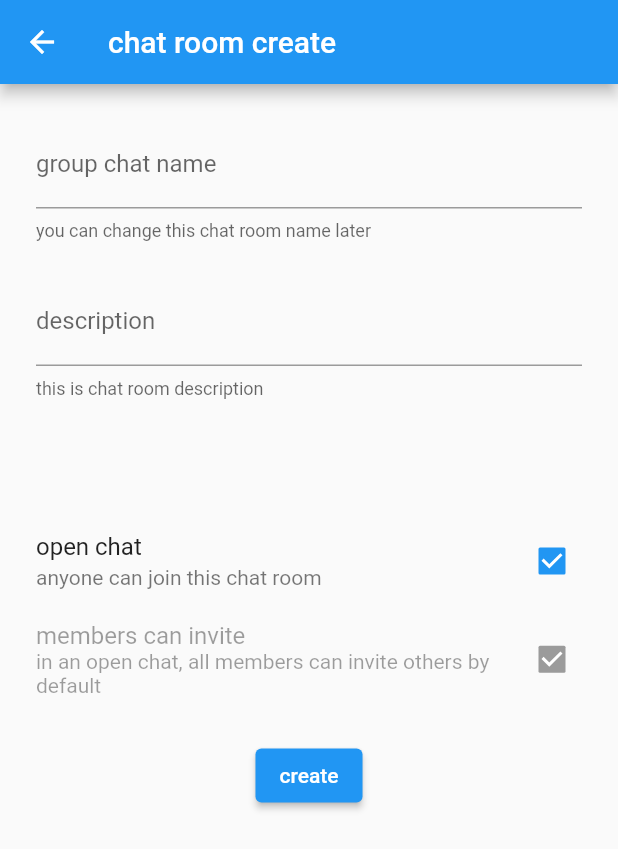
After one commit to thruthesky/super_library_example, a Flutter app: the ChatRoomCreateScreen screen opened directly, after a tap on "open chat", after a tap on "create", on a phone screen of 412 x 824 dp. The commit adds this screen. Shown: the top 849 px of the screen. Run offline on Flutter 3.47's test engine with Material 3 defaults, Android fonts, the phone set to English and light mode, and no system bars; our stand-ins replace auto_size_text, cached_network_image, cloud_firestore, firebase_auth, firebase_core, firebase_database and 7 more; missing offline and left inert: cloud_firestore_platform_interface, firebase_ui_database, json_path; accounts and stored records are empty.

Commit message:
progress in adding create room

```diff
--- a/super-library-5mglde/lib/custom_code/actions/super_library.dart
+++ b/super-library-5mglde/lib/custom_code/actions/super_library.dart
@@ -99,6 +99,8 @@ class ChatService {
 
   DatabaseReference messagesRef(String roomId) =>
       database.ref('chat/messages').child(roomId);
+
+  DatabaseReference get joinsRef => database.ref('chat/joins').child(myUid);
 
   Future sendMessage({
     required String senderUid,
--- /dev/null
+++ b/super-library-5mglde/lib/custom_code/widgets/chat_room_create_screen.dart
@@ -0,0 +1,208 @@
+// Automatic FlutterFlow imports
+import 'package:super_library/custom_code/actions/super_library.dart';
+
+import '/flutter_flow/flutter_flow_theme.dart';
+import '/flutter_flow/flutter_flow_util.dart';
+import 'index.dart'; // Imports other custom widgets
+import '/custom_code/actions/index.dart'; // Imports custom actions
+import 'package:flutter/material.dart';
+// Begin custom widget code
+// DO NOT REMOVE OR MODIFY THE CODE ABOVE!
+
+class ChatRoomCreateScreen extends StatefulWidget {
+  const ChatRoomCreateScreen({
+    super.key,
+    this.width,
+    this.height,
+  });
+
+  final double? width;
+  final double? height;
+
+  @override
+  State<ChatRoomCreateScreen> createState() => _ChatRoomCreateScreenState();
+}
+
+class _ChatRoomCreateScreenState extends State<ChatRoomCreateScreen> {
+  bool open = false;
+  bool allMembersCanInvite = false;
+  bool isLoading = false;
+
+  final nameController = TextEditingController();
+  final descriptionController = TextEditingController();
+
+  // TODO icon url
+  // String? iconUrl;
+
+  // @override
+  // void initState() {
+  //   super.initState();
+  //   if (isCreate) {
+  //     open = widget.open;
+  //     return;
+  //   }
+  //   nameController.text = room!.name;
+  //   descriptionController.text = room!.description;
+
+  //   open = room?.open ?? false;
+  //   allMembersCanInvite = room!.allMembersCanInvite;
+  // }
+
+  @override
+  void dispose() {
+    nameController.dispose();
+    descriptionController.dispose();
+    // TODO iconUrl
+    // if (iconUrl != null && iconUrl != room?.iconUrl) {
+    //   // delete if something was uploaded but not saved
+    //   StorageService.instance.delete(iconUrl);
+    // }
+    super.dispose();
+  }
+
+  @override
+  Widget build(BuildContext context) {
+    return Scaffold(
+      appBar: AppBar(
+        title: Text('chat room create'),
+      ),
+      body: SingleChildScrollView(
+        child: Column(
+          children: [
+            Padding(
+              padding: const EdgeInsets.fromLTRB(24, 24, 24, 0),
+              child: TextField(
+                decoration: const InputDecoration(
+                  hintText: 'enter room name',
+                  helperText: 'you can change this chat room name later',
+                  label: Text('group chat name'),
+                ),
+                controller: nameController,
+              ),
+            ),
+            Padding(
+              padding: const EdgeInsets.fromLTRB(24, 24, 24, 0),
+              child: TextField(
+                decoration: const InputDecoration(
+                  hintText: 'enter description',
+                  label: Text('description'),
+                  helperText: 'this is chat room description',
+                ),
+                controller: descriptionController,
+              ),
+            ),
+            const SizedBox(height: 36),
+            // NOTE: If Image is uploaded, it is automatically saved
+            //       However, chat room will be reactive if updatedAt is
+            //       changed. Using ImageUploadCard won't update it.
+            // TODO icon things
+            // ImageUploadCard(
+            //   initialData: room?.iconUrl,
+            //   onUpload: (url) {
+            //     if (iconUrl != null && room?.iconUrl != iconUrl) {
+            //       // This means the photo before saving is being
+            //       // replaced. Must delete the previous one.
+            //       StorageService.instance.delete(iconUrl);
+            //     }
+            //     setState(() {
+            //       iconUrl = url;
+            //     });
+            //   },
+            // ),
+
+            const SizedBox(height: 36),
+            //
+            Padding(
+              padding: const EdgeInsets.all(0),
+              child: CheckboxListTile(
+                contentPadding: const EdgeInsets.fromLTRB(24, 0, 24, 0),
+                title: const Text('open chat'),
+                subtitle: const Text('anyone can join this chat room'),
+                value: open,
+                onChanged: (value) {
+                  if (value == null) return;
+                  setState(() {
+                    open = value;
+                  });
+                },
+              ),
+            ),
+
+            CheckboxListTile(
+              contentPadding: const EdgeInsets.fromLTRB(24, 0, 24, 0),
+              // When it is open group, basically all members can invite
+              enabled: !open,
+              title: const Text('members can invite'),
+              subtitle: Text(
+                open
+                    ? 'in an open chat, all members can invite others by default'
+                    : 'all members can invite others to join',
+              ),
+              value: open ? true : allMembersCanInvite,
+              onChanged: (value) {
+                if (value == null) return;
+                setState(() {
+                  allMembersCanInvite = value;
+                });
+              },
+            ),
+            const SizedBox(
+              height: 24,
+            ),
+            if (isLoading) ...[
+              const CircularProgressIndicator(),
+            ] else
+              ElevatedButton(
+                onPressed: () async {
+                  setState(() {
+                    isLoading = true;
+                  });
+                  try {
+                    ChatRoom? chatRoom;
+
+                    /// Create a new chat room
+                    final newRoomRef = await ChatRoom.create(
+                      name: nameController.text,
+                      description: descriptionController.text,
+                      iconUrl: iconUrl,
+                      open: open,
+                      group: true,
+                      single: false,
+                      users: {myUid!: false},
+                    );
+
+                    /// Get the chat room
+                    chatRoom = await ChatRoom.get(newRoomRef.key!);
+                    await ChatService.instance.join(
+                      chatRoom!,
+                      protocol: ChatProtocol.create,
+                    );
+
+                    // This will prevent the newly Uploaded photo to be deleted
+                    iconUrl = null;
+                    if (!context.mounted) return;
+                    Navigator.of(context).pop(chatRoom.ref);
+                    ChatService.instance
+                        .showChatRoomScreen(context, room: chatRoom);
+                  } catch (e) {
+                    dog("Failed on chat room creation: ${e.toString()}");
+                    setState(() {
+                      isLoading = false;
+                    });
+                    rethrow;
+                  }
+                },
+                child: Text('create'),
+              ),
+
+            const SafeArea(
+              child: SizedBox(
+                height: 12,
+              ),
+            ),
+          ],
+        ),
+      ),
+    );
+  }
+}
--- a/super-library-5mglde/lib/custom_code/widgets/index.dart
+++ b/super-library-5mglde/lib/custom_code/widgets/index.dart
@@ -1,3 +1,4 @@
 export 'chat_message_list_view.dart' show ChatMessageListView;
 export 'user_list_view.dart' show UserListView;
 export 'chat_bubble.dart' show ChatBubble;
+export 'chat_room_list_view.dart' show ChatRoomListView;
```
Also changed, not shown: lib/chat_room.list.screen.dart (added, +32 -0 lines), lib/main.dart (+23 -7 lines), super-library-5mglde/lib/custom_code/widgets/chat_room_list_view.dart (added, +49 -0 lines).
